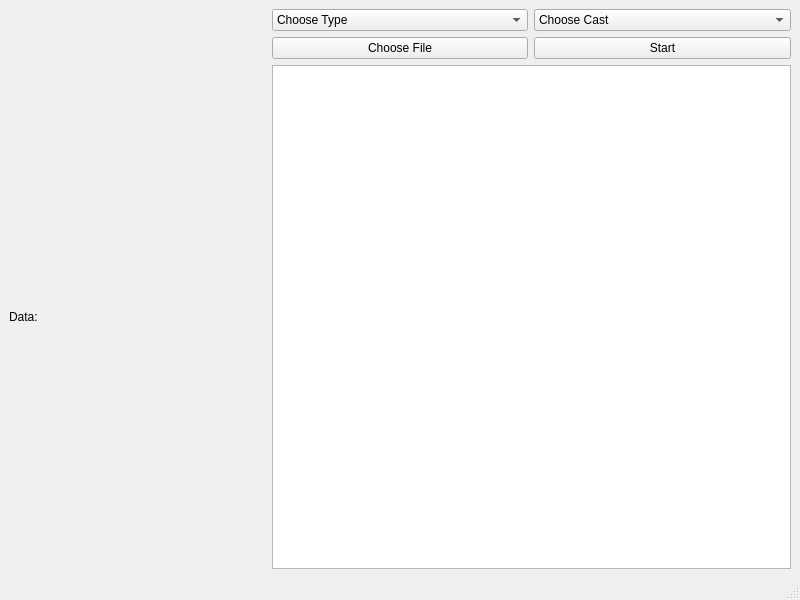
The window that UDPsendrecv/mainwindow.ui (aydinguler/udp-audio-stream) describes before a commit, drawn with Qt 5.
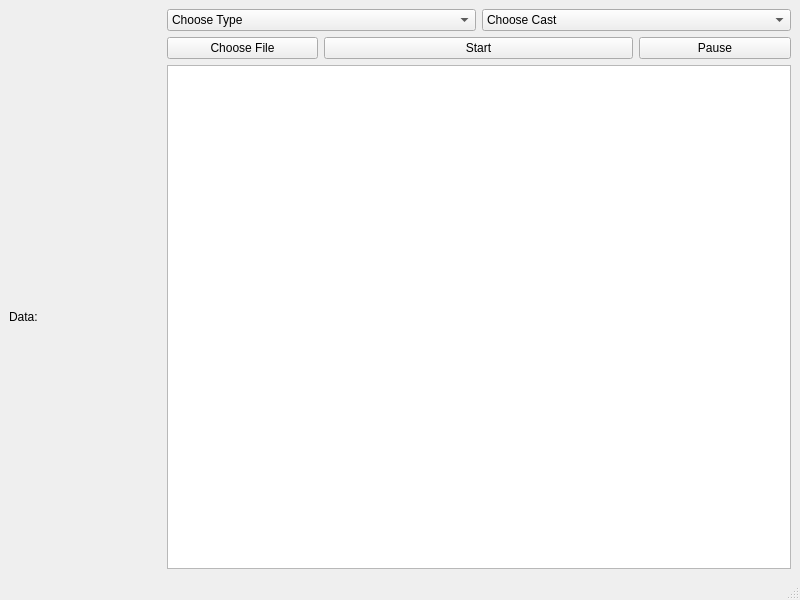
The same window after the commit.

Commit message: Add Pause/Resume button

Diff of the .ui file:
```diff
--- a/UDPsendrecv/mainwindow.ui
+++ b/UDPsendrecv/mainwindow.ui
@@ -17,7 +17,7 @@
    <layout class="QGridLayout" name="gridLayout_2">
     <item row="0" column="0">
      <layout class="QGridLayout" name="gridLayout">
-      <item row="0" column="1">
+      <item row="0" column="1" colspan="2">
        <widget class="QComboBox" name="comboBox">
         <item>
          <property name="text">
@@ -36,7 +36,7 @@
         </item>
        </widget>
       </item>
-      <item row="0" column="2">
+      <item row="0" column="3" colspan="2">
        <widget class="QComboBox" name="comboBox_2">
         <item>
          <property name="text">
@@ -62,7 +62,7 @@
         </property>
        </widget>
       </item>
-      <item row="1" column="2">
+      <item row="1" column="2" colspan="2">
        <widget class="QPushButton" name="pushButton">
         <property name="text">
          <string>Start</string>
@@ -81,6 +81,16 @@
         </property>
        </widget>
       </item>
+      <item row="1" column="4">
+       <widget class="QPushButton" name="pushButton_3">
+        <property name="text">
+         <string>Pause</string>
+        </property>
+        <property name="checkable">
+         <bool>true</bool>
+        </property>
+       </widget>
+      </item>
       <item row="2" column="0">
        <widget class="QLabel" name="label">
         <property name="text">
@@ -88,7 +98,7 @@
         </property>
        </widget>
       </item>
-      <item row="2" column="1" colspan="2">
+      <item row="2" column="1" colspan="4">
        <widget class="QTextBrowser" name="textBrowser"/>
       </item>
      </layout>
```
